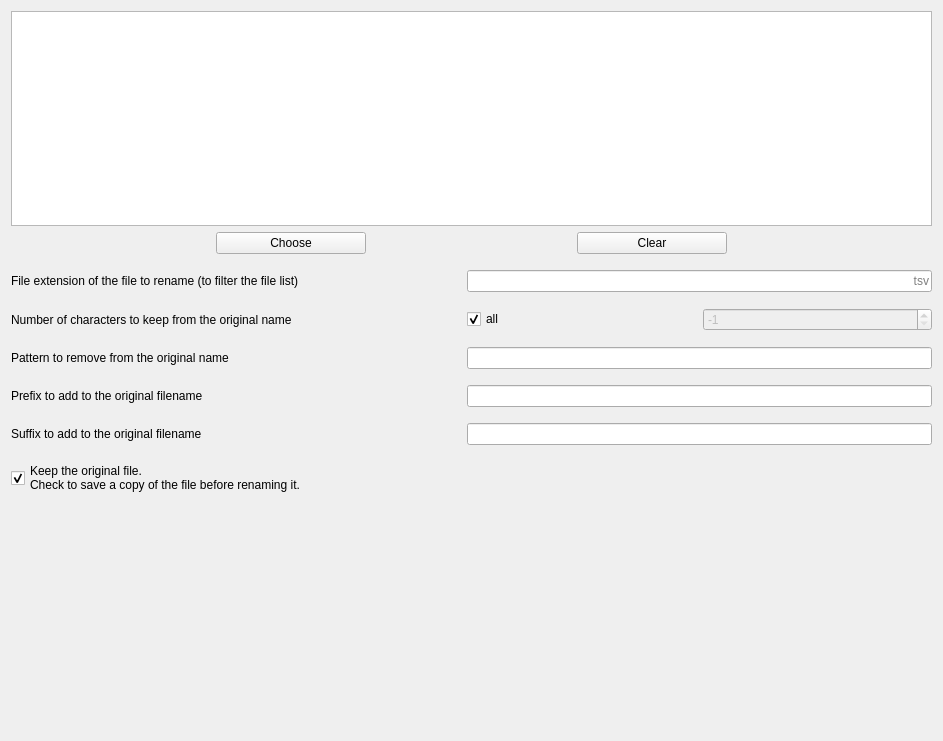
The window that modules/CEAMSModules/RenameFileList/Ui_RenameFileListSettingsView.ui (SnoozToolbox/snooz-package-ceams) describes before a commit, drawn with Qt 5.
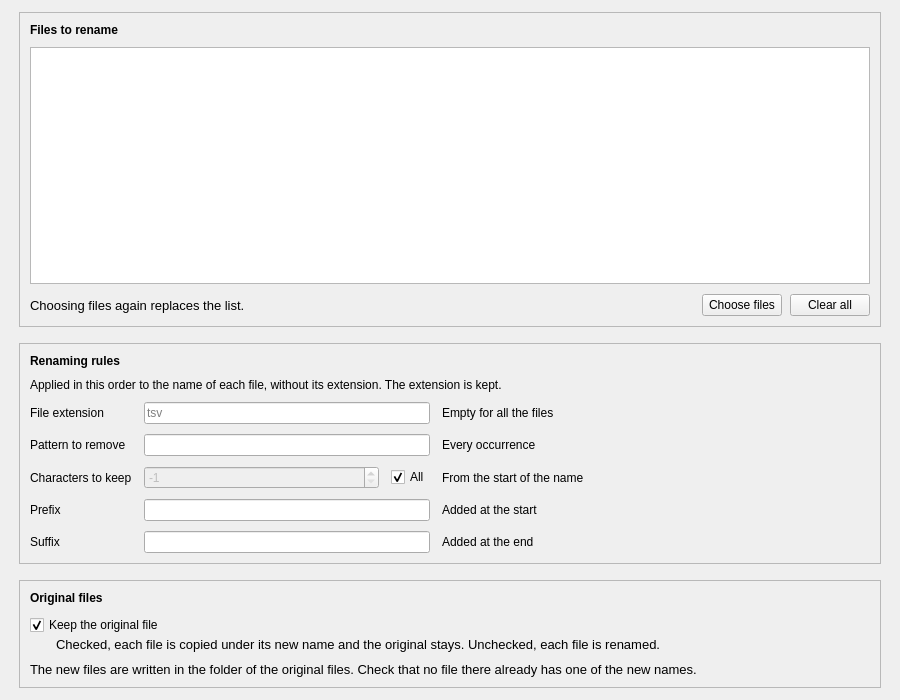
The same window after the commit.

Commit message:
Rename Files: redesigned pages (tool 2.1.2, module Rename File List 2.1.2)
Introduction with the step, the accepted files, why the names matter and
"About the renaming" (the order of the rules, a worked example, which files
are renamed, the new files). Input Files (settings view of Rename File List)
in three cards: the files to rename, the renaming rules in the order the
module applies them, each with a short help, and the original files. The
step description of Input Files is rewritten.

The edit to the form file:
```diff
--- a/modules/CEAMSModules/RenameFileList/Ui_RenameFileListSettingsView.ui
+++ b/modules/CEAMSModules/RenameFileList/Ui_RenameFileListSettingsView.ui
@@ -6,190 +6,242 @@
    <rect>
     <x>0</x>
     <y>0</y>
-    <width>943</width>
-    <height>741</height>
+    <width>900</width>
+    <height>700</height>
    </rect>
   </property>
   <property name="windowTitle">
    <string>Form</string>
   </property>
-  <layout class="QHBoxLayout" name="horizontalLayout_2">
+  <layout class="QVBoxLayout" name="verticalLayout">
+   <property name="spacing">
+    <number>16</number>
+   </property>
+   <property name="leftMargin">
+    <number>19</number>
+   </property>
+   <property name="topMargin">
+    <number>12</number>
+   </property>
+   <property name="rightMargin">
+    <number>19</number>
+   </property>
+   <property name="bottomMargin">
+    <number>12</number>
+   </property>
    <item>
-    <layout class="QVBoxLayout" name="verticalLayout_4">
+    <widget class="QFrame" name="files_card">
+     <property name="frameShape">
+      <enum>QFrame::Shape::StyledPanel</enum>
+     </property>
+     <property name="frameShadow">
+      <enum>QFrame::Shadow::Raised</enum>
+     </property>
+     <layout class="QVBoxLayout" name="files_card_layout">
+      <property name="spacing">
+       <number>10</number>
+      </property>
+      <property name="leftMargin">
+       <number>10</number>
+      </property>
+      <property name="topMargin">
+       <number>10</number>
+      </property>
+      <property name="rightMargin">
+       <number>10</number>
+      </property>
+      <property name="bottomMargin">
+       <number>10</number>
+      </property>
      <item>
-      <widget class="QTableWidget" name="tableWidget_files"/>
+       <widget class="QLabel" name="files_title_label">
+        <property name="font">
+         <font>
+          <bold>true</bold>
+         </font>
+        </property>
+        <property name="toolTip">
+         <string>The files to rename, of any kind (.tsv, .txt, .csv...).</string>
+        </property>
+        <property name="text">
+         <string>Files to rename</string>
+        </property>
+       </widget>
      </item>
      <item>
-      <layout class="QHBoxLayout" name="horizontalLayout">
+       <widget class="QTableWidget" name="tableWidget_files" />
+      </item>
        <item>
-        <spacer name="horizontalSpacer_2">
-         <property name="orientation">
-          <enum>Qt::Orientation::Horizontal</enum>
-         </property>
-         <property name="sizeHint" stdset="0">
-          <size>
-           <width>40</width>
-           <height>20</height>
-          </size>
-         </property>
-        </spacer>
+       <layout class="QHBoxLayout" name="files_buttons_layout" stretch="1,0,0">
+        <property name="spacing">
+         <number>8</number>
+        </property>
+        <item>
+         <widget class="QLabel" name="files_help_label">
+          <property name="font">
+           <font>
+            <pointsize>10</pointsize>
+           </font>
+          </property>
+          <property name="text">
+           <string>Choosing files again replaces the list.</string>
+          </property>
+          <property name="wordWrap">
+           <bool>true</bool>
+          </property>
+          <property name="variant" stdset="0">
+           <string notr="true">help</string>
+          </property>
+         </widget>
        </item>
        <item>
         <widget class="QPushButton" name="pushButton_choose">
-         <property name="minimumSize">
-          <size>
-           <width>150</width>
-           <height>0</height>
-          </size>
-         </property>
          <property name="text">
-          <string>Choose</string>
+           <string>Choose files</string>
          </property>
         </widget>
        </item>
-       <item>
-        <spacer name="horizontalSpacer_4">
-         <property name="orientation">
-          <enum>Qt::Orientation::Horizontal</enum>
-         </property>
-         <property name="sizeHint" stdset="0">
-          <size>
-           <width>40</width>
-           <height>20</height>
-          </size>
-         </property>
-        </spacer>
-       </item>
        <item>
         <widget class="QPushButton" name="pushButton_clear">
-         <property name="minimumSize">
-          <size>
-           <width>150</width>
-           <height>0</height>
-          </size>
-         </property>
          <property name="text">
-          <string>Clear</string>
+           <string>Clear all</string>
          </property>
         </widget>
        </item>
+       </layout>
+      </item>
+     </layout>
+    </widget>
+   </item>
        <item>
-        <spacer name="horizontalSpacer_3">
-         <property name="orientation">
-          <enum>Qt::Orientation::Horizontal</enum>
-         </property>
-         <property name="sizeHint" stdset="0">
-          <size>
-           <width>40</width>
-           <height>20</height>
-          </size>
-         </property>
-        </spacer>
-       </item>
-      </layout>
-     </item>
+    <widget class="QFrame" name="rules_card">
+     <property name="frameShape">
+      <enum>QFrame::Shape::StyledPanel</enum>
+     </property>
+     <property name="frameShadow">
+      <enum>QFrame::Shadow::Raised</enum>
+     </property>
+     <layout class="QVBoxLayout" name="rules_card_layout">
+      <property name="spacing">
+       <number>10</number>
+      </property>
+      <property name="leftMargin">
+       <number>10</number>
+      </property>
+      <property name="topMargin">
+       <number>10</number>
+      </property>
+      <property name="rightMargin">
+       <number>10</number>
+      </property>
+      <property name="bottomMargin">
+       <number>10</number>
+      </property>
+      <item>
+       <widget class="QLabel" name="rules_title_label">
+        <property name="font">
+         <font>
+          <bold>true</bold>
+         </font>
+        </property>
+        <property name="text">
+         <string>Renaming rules</string>
+        </property>
+       </widget>
+      </item>
      <item>
-      <spacer name="verticalSpacer_6">
-       <property name="orientation">
-        <enum>Qt::Orientation::Vertical</enum>
-       </property>
-       <property name="sizeType">
-        <enum>QSizePolicy::Policy::Fixed</enum>
-       </property>
-       <property name="sizeHint" stdset="0">
-        <size>
-         <width>20</width>
-         <height>10</height>
-        </size>
-       </property>
-      </spacer>
+       <widget class="QLabel" name="rules_help_label">
+        <property name="text">
+         <string>Applied in this order to the name of each file, without its extension. The extension is kept.</string>
+        </property>
+        <property name="wordWrap">
+         <bool>true</bool>
+        </property>
+        <property name="variant" stdset="0">
+         <string notr="true">help</string>
+        </property>
+       </widget>
      </item>
      <item>
-      <layout class="QVBoxLayout" name="verticalLayout">
-       <item>
-        <layout class="QHBoxLayout" name="ext_selection_horizontalLayout">
-         <item>
+       <layout class="QGridLayout" name="rules_grid">
+        <property name="horizontalSpacing">
+         <number>12</number>
+        </property>
+        <property name="verticalSpacing">
+         <number>10</number>
+        </property>
+        <item row="0" column="0">
           <widget class="QLabel" name="ext_selection_label">
-           <property name="minimumSize">
-            <size>
-             <width>450</width>
-             <height>0</height>
-            </size>
-           </property>
            <property name="toolTip">
             <string>e.g. tsv, txt, csv, xml, edf</string>
            </property>
            <property name="text">
-            <string>File extension of the file to rename (to filter the file list)</string>
+           <string>File extension</string>
            </property>
           </widget>
          </item>
-         <item>
+        <item row="0" column="1">
           <widget class="QLineEdit" name="ext_selection_lineedit">
            <property name="toolTip">
-            <string/>
-           </property>
-           <property name="alignment">
-            <set>Qt::AlignmentFlag::AlignRight|Qt::AlignmentFlag::AlignTrailing|Qt::AlignmentFlag::AlignVCenter</set>
+           <string />
            </property>
            <property name="placeholderText">
             <string>tsv</string>
            </property>
           </widget>
          </item>
-        </layout>
-       </item>
-      </layout>
-     </item>
-     <item>
-      <spacer name="verticalSpacer_5">
-       <property name="orientation">
-        <enum>Qt::Orientation::Vertical</enum>
-       </property>
-       <property name="sizeType">
-        <enum>QSizePolicy::Policy::Fixed</enum>
-       </property>
-       <property name="sizeHint" stdset="0">
-        <size>
-         <width>20</width>
-         <height>10</height>
-        </size>
-       </property>
-      </spacer>
-     </item>
-     <item>
-      <layout class="QVBoxLayout" name="verticalLayout_2">
-       <item>
-        <layout class="QHBoxLayout" name="n_char_to_keep_horizontalLayout">
-         <item>
+        <item row="0" column="2">
+         <widget class="QLabel" name="ext_selection_unit_label">
+          <property name="text">
+           <string>Empty for all the files</string>
+          </property>
+          <property name="variant" stdset="0">
+           <string notr="true">help</string>
+          </property>
+         </widget>
+        </item>
+        <item row="1" column="0">
+         <widget class="QLabel" name="pattern_to_rem_label">
+          <property name="toolTip">
+           <string>For example, removing _annotations renames subject01_annotations.txt to subject01.txt.</string>
+          </property>
+          <property name="text">
+           <string>Pattern to remove</string>
+          </property>
+         </widget>
+        </item>
+        <item row="1" column="1">
+         <widget class="QLineEdit" name="pattern_to_rem_lineedit">
+          <property name="toolTip">
+           <string />
+          </property>
+         </widget>
+        </item>
+        <item row="1" column="2">
+         <widget class="QLabel" name="pattern_to_rem_unit_label">
+          <property name="text">
+           <string>Every occurrence</string>
+          </property>
+          <property name="variant" stdset="0">
+           <string notr="true">help</string>
+          </property>
+         </widget>
+        </item>
+        <item row="2" column="0">
           <widget class="QLabel" name="n_char_to_keep_label">
-           <property name="minimumSize">
-            <size>
-             <width>450</width>
-             <height>0</height>
-            </size>
-           </property>
            <property name="toolTip">
             <string>e.g. keeping 9 characters renames &quot;subject01 filtered.tsv&quot; to &quot;subject01.tsv&quot;. Use -1 to keep all characters.</string>
            </property>
            <property name="text">
-            <string>Number of characters to keep from the original name</string>
+           <string>Characters to keep</string>
            </property>
           </widget>
          </item>
-         <item>
-          <widget class="QCheckBox" name="checkBox_keep_all_char">
-           <property name="toolTip">
-            <string>Check to keep all the characters.</string>
-           </property>
-           <property name="text">
-            <string>all</string>
-           </property>
-           <property name="checked">
-            <bool>true</bool>
-           </property>
-          </widget>
-         </item>
+        <item row="2" column="1">
+         <layout class="QHBoxLayout" name="n_char_to_keep_layout" stretch="1,0">
+          <property name="spacing">
+           <number>12</number>
+          </property>
          <item>
           <widget class="QSpinBox" name="spinBox_n_char_to_keep">
            <property name="enabled">
@@ -206,167 +258,156 @@
            </property>
           </widget>
          </item>
-        </layout>
-       </item>
-      </layout>
-     </item>
      <item>
-      <spacer name="verticalSpacer_4">
-       <property name="orientation">
-        <enum>Qt::Orientation::Vertical</enum>
-       </property>
-       <property name="sizeType">
-        <enum>QSizePolicy::Policy::Fixed</enum>
-       </property>
-       <property name="sizeHint" stdset="0">
-        <size>
-         <width>20</width>
-         <height>10</height>
-        </size>
-       </property>
-      </spacer>
-     </item>
-     <item>
-      <layout class="QVBoxLayout" name="verticalLayout_3">
-       <item>
-        <layout class="QHBoxLayout" name="pattern_to_rem_horizontalLayout">
-         <item>
-          <widget class="QLabel" name="pattern_to_rem_label">
-           <property name="minimumSize">
-            <size>
-             <width>450</width>
-             <height>0</height>
-            </size>
-           </property>
+           <widget class="QCheckBox" name="checkBox_keep_all_char">
            <property name="toolTip">
             <string>e.g. remove &quot;_annotations&quot; to rename &quot;subject01_annotations.txt&quot; as &quot;subject01.txt&quot;</string>
            </property>
            <property name="text">
-            <string>Pattern to remove from the original name</string>
-           </property>
-          </widget>
-         </item>
-         <item>
-          <widget class="QLineEdit" name="pattern_to_rem_lineedit">
-           <property name="toolTip">
-            <string/>
+             <string>All</string>
+            </property>
+            <property name="checked">
+             <bool>true</bool>
            </property>
           </widget>
          </item>
         </layout>
        </item>
-      </layout>
-     </item>
-     <item>
-      <spacer name="verticalSpacer_3">
-       <property name="orientation">
-        <enum>Qt::Orientation::Vertical</enum>
-       </property>
-       <property name="sizeType">
-        <enum>QSizePolicy::Policy::Fixed</enum>
-       </property>
-       <property name="sizeHint" stdset="0">
-        <size>
-         <width>20</width>
-         <height>10</height>
-        </size>
-       </property>
-      </spacer>
-     </item>
-     <item>
-      <layout class="QHBoxLayout" name="prefix_horizontalLayout">
-       <item>
+        <item row="2" column="2">
+         <widget class="QLabel" name="n_char_to_keep_unit_label">
+          <property name="text">
+           <string>From the start of the name</string>
+          </property>
+          <property name="variant" stdset="0">
+           <string notr="true">help</string>
+          </property>
+         </widget>
+        </item>
+        <item row="3" column="0">
         <widget class="QLabel" name="prefix_label">
-         <property name="minimumSize">
-          <size>
-           <width>450</width>
-           <height>0</height>
-          </size>
-         </property>
          <property name="toolTip">
           <string>e.g. &quot;visit1_&quot; to rename &quot;subject01.tsv&quot; to &quot;visit1_subject01.tsv&quot;</string>
          </property>
          <property name="text">
-          <string>Prefix to add to the original filename</string>
+           <string>Prefix</string>
          </property>
         </widget>
        </item>
-       <item>
+        <item row="3" column="1">
         <widget class="QLineEdit" name="prefix_lineedit">
          <property name="toolTip">
           <string/>
          </property>
         </widget>
        </item>
-      </layout>
-     </item>
-     <item>
-      <spacer name="verticalSpacer_2">
-       <property name="orientation">
-        <enum>Qt::Orientation::Vertical</enum>
-       </property>
-       <property name="sizeType">
-        <enum>QSizePolicy::Policy::Fixed</enum>
-       </property>
-       <property name="sizeHint" stdset="0">
-        <size>
-         <width>20</width>
-         <height>10</height>
-        </size>
-       </property>
-      </spacer>
-     </item>
-     <item>
-      <layout class="QHBoxLayout" name="suffix_horizontalLayout">
-       <item>
+        <item row="3" column="2">
+         <widget class="QLabel" name="prefix_unit_label">
+          <property name="text">
+           <string>Added at the start</string>
+          </property>
+          <property name="variant" stdset="0">
+           <string notr="true">help</string>
+          </property>
+         </widget>
+        </item>
+        <item row="4" column="0">
         <widget class="QLabel" name="suffix_label">
-         <property name="minimumSize">
-          <size>
-           <width>450</width>
-           <height>0</height>
-          </size>
-         </property>
          <property name="toolTip">
           <string>e.g. &quot;_visit1&quot; to rename &quot;subject01.tsv&quot; to &quot;subject01_visit1.tsv&quot;</string>
          </property>
          <property name="text">
-          <string>Suffix to add to the original filename</string>
+           <string>Suffix</string>
          </property>
         </widget>
        </item>
-       <item>
+        <item row="4" column="1">
         <widget class="QLineEdit" name="suffix_lineedit">
          <property name="toolTip">
           <string/>
          </property>
         </widget>
        </item>
-      </layout>
-     </item>
-     <item>
-      <spacer name="verticalSpacer_7">
+        <item row="4" column="2">
+         <widget class="QLabel" name="suffix_unit_label">
+          <property name="text">
+           <string>Added at the end</string>
+          </property>
+          <property name="variant" stdset="0">
+           <string notr="true">help</string>
+          </property>
+         </widget>
+        </item>
+        <item row="0" column="3">
+         <spacer name="rules_grid_spacer">
        <property name="orientation">
-        <enum>Qt::Orientation::Vertical</enum>
-       </property>
-       <property name="sizeType">
-        <enum>QSizePolicy::Policy::Fixed</enum>
+           <enum>Qt::Orientation::Horizontal</enum>
        </property>
        <property name="sizeHint" stdset="0">
         <size>
-         <width>20</width>
-         <height>10</height>
+            <width>40</width>
+            <height>20</height>
         </size>
        </property>
       </spacer>
      </item>
+       </layout>
+      </item>
+     </layout>
+    </widget>
+   </item>
+   <item>
+    <widget class="QFrame" name="originals_card">
+     <property name="frameShape">
+      <enum>QFrame::Shape::StyledPanel</enum>
+     </property>
+     <property name="frameShadow">
+      <enum>QFrame::Shadow::Raised</enum>
+     </property>
+     <layout class="QVBoxLayout" name="originals_card_layout">
+      <property name="spacing">
+       <number>10</number>
+      </property>
+      <property name="leftMargin">
+       <number>10</number>
+      </property>
+      <property name="topMargin">
+       <number>10</number>
+      </property>
+      <property name="rightMargin">
+       <number>10</number>
+      </property>
+      <property name="bottomMargin">
+       <number>10</number>
+      </property>
+      <item>
+       <widget class="QLabel" name="originals_title_label">
+        <property name="font">
+         <font>
+          <bold>true</bold>
+         </font>
+        </property>
+        <property name="text">
+         <string>Original files</string>
+        </property>
+       </widget>
+      </item>
+      <item>
+       <layout class="QVBoxLayout" name="originals_layout">
+        <property name="spacing">
+         <number>8</number>
+        </property>
+        <item>
+         <layout class="QVBoxLayout" name="originals_layout_1_layout">
+          <property name="spacing">
+           <number>2</number>
+          </property>
      <item>
       <widget class="QCheckBox" name="checkBox_keep_original">
+            <property name="text">
+             <string>Keep the original file</string>
+            </property>
        <property name="toolTip">
-        <string/>
-       </property>
-       <property name="text">
-        <string>Keep the original file.
-Check to save a copy of the file before renaming it.</string>
+             <string />
        </property>
        <property name="checked">
         <bool>true</bool>
@@ -374,26 +415,50 @@
       </widget>
      </item>
      <item>
-      <widget class="QLabel" name="label">
+           <widget class="QLabel" name="keep_original_help_label">
+            <property name="font">
+             <font>
+              <pointsize>10</pointsize>
+             </font>
+            </property>
        <property name="text">
-        <string/>
-       </property>
-      </widget>
+             <string>Checked, each file is copied under its new name and the original stays. Unchecked, each file is renamed.</string>
+            </property>
+            <property name="wordWrap">
+             <bool>true</bool>
+            </property>
+            <property name="indent">
+             <number>26</number>
+            </property>
+            <property name="variant" stdset="0">
+             <string notr="true">help</string>
+            </property>
+           </widget>
+          </item>
+         </layout>
+        </item>
+       </layout>
      </item>
      <item>
-      <spacer name="verticalSpacer">
-       <property name="orientation">
-        <enum>Qt::Orientation::Vertical</enum>
-       </property>
-       <property name="sizeHint" stdset="0">
-        <size>
-         <width>20</width>
-         <height>40</height>
-        </size>
-       </property>
-      </spacer>
-     </item>
-    </layout>
+       <widget class="QLabel" name="originals_help_label">
+        <property name="font">
+         <font>
+          <pointsize>10</pointsize>
+         </font>
+        </property>
+        <property name="text">
+         <string>The new files are written in the folder of the original files. Check that no file there already has one of the new names.</string>
+        </property>
+        <property name="wordWrap">
+         <bool>true</bool>
+        </property>
+        <property name="variant" stdset="0">
+         <string notr="true">help</string>
+        </property>
+       </widget>
+      </item>
+     </layout>
+    </widget>
    </item>
   </layout>
  </widget>
```
Left out of the diff: 20 changed lines with no effect on the pictures. Lines whose indentation alone changed are shown as unchanged. The commit also changes 6 other files.
